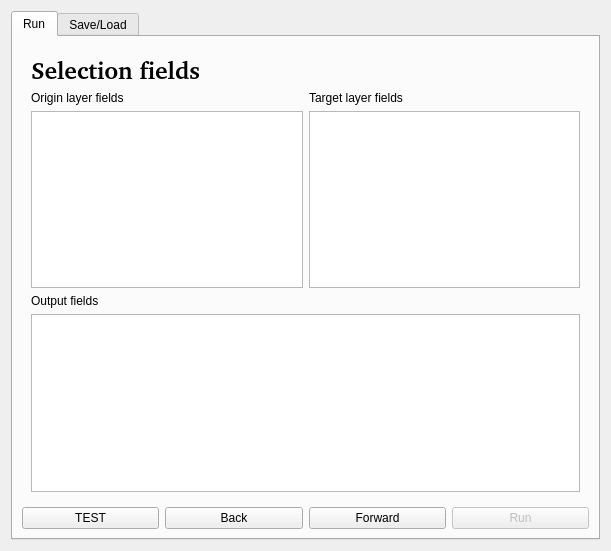
The window that arpap_spatialreport_dialog_base.ui (gis3w/ARPAP_SpatialReport) describes before a commit, drawn with Qt 5.
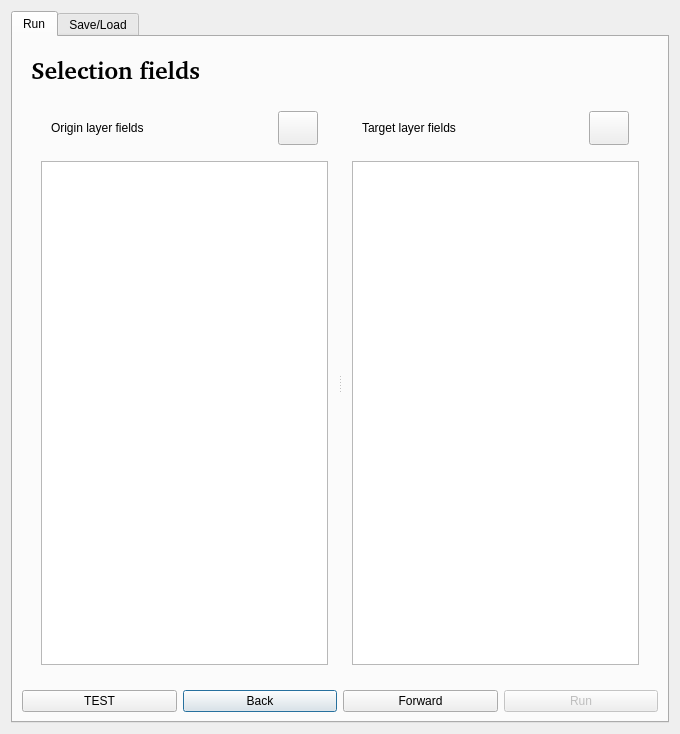
The same window after the commit.

Patch:
```diff
--- a/arpap_spatialreport_dialog_base.ui
+++ b/arpap_spatialreport_dialog_base.ui
@@ -6,8 +6,8 @@
    <rect>
     <x>0</x>
     <y>0</y>
-    <width>611</width>
-    <height>551</height>
+    <width>680</width>
+    <height>734</height>
    </rect>
   </property>
   <property name="windowTitle">
@@ -16,8 +16,8 @@
   <property name="sizeGripEnabled">
    <bool>false</bool>
   </property>
-  <layout class="QGridLayout" name="gridLayout">
-   <item row="0" column="0">
+  <layout class="QHBoxLayout" name="horizontalLayout">
+   <item>
     <widget class="QTabWidget" name="tabSaveLoad">
      <property name="currentIndex">
       <number>0</number>
@@ -27,6 +27,16 @@
        <string>Run</string>
       </attribute>
       <layout class="QGridLayout" name="gridLayout_2">
+       <item row="1" column="1">
+        <widget class="QPushButton" name="backButton">
+         <property name="enabled">
+          <bool>true</bool>
+         </property>
+         <property name="text">
+          <string>Back</string>
+         </property>
+        </widget>
+       </item>
        <item row="1" column="3">
         <widget class="QPushButton" name="runButton">
          <property name="enabled">
@@ -37,6 +47,20 @@
          </property>
         </widget>
        </item>
+       <item row="1" column="0">
+        <widget class="QPushButton" name="testButton">
+         <property name="text">
+          <string>TEST</string>
+         </property>
+        </widget>
+       </item>
+       <item row="1" column="2">
+        <widget class="QPushButton" name="forwardButton">
+         <property name="text">
+          <string>Forward</string>
+         </property>
+        </widget>
+       </item>
        <item row="0" column="0" colspan="4">
         <widget class="QStackedWidget" name="stackedWidget">
          <property name="enabled">
@@ -140,10 +164,30 @@
              </property>
             </widget>
            </item>
+           <item row="6" column="1">
+            <spacer name="verticalSpacer_2">
+             <property name="orientation">
+              <enum>Qt::Vertical</enum>
+             </property>
+             <property name="sizeHint" stdset="0">
+              <size>
+               <width>20</width>
+               <height>40</height>
+              </size>
+             </property>
+            </spacer>
+           </item>
           </layout>
          </widget>
          <widget class="QWidget" name="pageSelectOperation">
-          <layout class="QGridLayout" name="gridLayout_4">
+          <layout class="QGridLayout" name="gridLayout_4" rowstretch="0,1,1,1,1,1,1,2">
+           <item row="4" column="0">
+            <widget class="QLabel" name="labelDescriptionGeoprocessingTouch">
+             <property name="text">
+              <string>Touch description</string>
+             </property>
+            </widget>
+           </item>
            <item row="0" column="0">
             <widget class="QLabel" name="labelTitleStep2">
              <property name="font">
@@ -172,25 +216,54 @@
              </property>
             </widget>
            </item>
-           <item row="2" column="0">
+           <item row="3" column="0">
             <widget class="QRadioButton" name="geoprocessingTouchRadio">
              <property name="text">
               <string>Touch</string>
              </property>
             </widget>
            </item>
-           <item row="3" column="0">
+           <item row="5" column="0">
             <widget class="QRadioButton" name="geoprocessingContainRadio">
              <property name="text">
               <string>Contain</string>
              </property>
             </widget>
            </item>
+           <item row="6" column="0">
+            <widget class="QLabel" name="labelDescriptionGeoprocessingContain">
+             <property name="text">
+              <string>Contain description</string>
+             </property>
+            </widget>
+           </item>
+           <item row="2" column="0">
+            <widget class="QLabel" name="labelDescriptionGeoprocessingIntersection">
+             <property name="text">
+              <string>Intersection description</string>
+             </property>
+            </widget>
+           </item>
+           <item row="7" column="0">
+            <spacer name="verticalSpacer">
+             <property name="orientation">
+              <enum>Qt::Vertical</enum>
+             </property>
+             <property name="sizeHint" stdset="0">
+              <size>
+               <width>20</width>
+               <height>40</height>
+              </size>
+             </property>
+            </spacer>
+           </item>
           </layout>
          </widget>
          <widget class="QWidget" name="pageFieldsSelector">
-          <layout class="QGridLayout" name="gridLayout_6">
+          <layout class="QGridLayout" name="gridLayout" rowstretch="0,1,0">
            <item row="0" column="0">
+            <layout class="QVBoxLayout" name="verticalLayout">
+             <item>
             <widget class="QLabel" name="labelTitleStpe3">
              <property name="font">
               <font>
@@ -205,69 +278,168 @@
              </property>
             </widget>
            </item>
-           <item row="3" column="0">
-            <widget class="QLabel" name="labelOutputLayerFields">
-             <property name="text">
-              <string>Output fields</string>
-             </property>
-            </widget>
+            </layout>
            </item>
            <item row="1" column="0">
+            <widget class="QSplitter" name="splitter">
+             <property name="orientation">
+              <enum>Qt::Horizontal</enum>
+             </property>
+             <widget class="QWidget" name="verticalLayoutWidget_2">
+              <layout class="QVBoxLayout" name="verticalLayout_2">
+               <property name="margin">
+                <number>10</number>
+               </property>
+               <item>
+                <layout class="QHBoxLayout" name="horizontalLayout_3" stretch="1,3,1">
+                 <property name="spacing">
+                  <number>6</number>
+                 </property>
+                 <property name="sizeConstraint">
+                  <enum>QLayout::SetDefaultConstraint</enum>
+                 </property>
+                 <property name="margin">
+                  <number>10</number>
+                 </property>
+                 <item>
             <widget class="QLabel" name="labelOriginLayerFields">
              <property name="text">
               <string>Origin layer fields</string>
              </property>
             </widget>
            </item>
-           <item row="1" column="1">
+                 <item>
+                  <spacer name="horizontalSpacer">
+                   <property name="orientation">
+                    <enum>Qt::Horizontal</enum>
+                   </property>
+                   <property name="sizeHint" stdset="0">
+                    <size>
+                     <width>40</width>
+                     <height>20</height>
+                    </size>
+                   </property>
+                  </spacer>
+                 </item>
+                 <item>
+                  <widget class="QPushButton" name="fieldCalculatorOriginButton">
+                   <property name="sizePolicy">
+                    <sizepolicy hsizetype="Fixed" vsizetype="Fixed">
+                     <horstretch>0</horstretch>
+                     <verstretch>0</verstretch>
+                    </sizepolicy>
+                   </property>
+                   <property name="minimumSize">
+                    <size>
+                     <width>34</width>
+                     <height>34</height>
+                    </size>
+                   </property>
+                   <property name="text">
+                    <string/>
+                   </property>
+                  </widget>
+                 </item>
+                </layout>
+               </item>
+               <item>
+                <widget class="QTableView" name="tableViewOriginLayerFields">
+                 <property name="acceptDrops">
+                  <bool>true</bool>
+                 </property>
+                 <property name="dragDropMode">
+                  <enum>QAbstractItemView::NoDragDrop</enum>
+                 </property>
+                 <attribute name="verticalHeaderVisible">
+                  <bool>false</bool>
+                 </attribute>
+                </widget>
+               </item>
+              </layout>
+             </widget>
+             <widget class="QWidget" name="verticalLayoutWidget_3">
+              <layout class="QVBoxLayout" name="verticalLayout_3">
+               <property name="margin">
+                <number>10</number>
+               </property>
+               <item>
+                <layout class="QHBoxLayout" name="horizontalLayout_4" stretch="1,3,1">
+                 <property name="margin">
+                  <number>10</number>
+                 </property>
+                 <item>
             <widget class="QLabel" name="labelTargetLayerFields">
              <property name="text">
               <string>Target layer fields</string>
              </property>
             </widget>
            </item>
-           <item row="2" column="0">
-            <widget class="QListWidget" name="listWidgetOriginLayerFields">
-             <property name="acceptDrops">
-              <bool>true</bool>
-             </property>
-             <property name="dragDropMode">
-              <enum>QAbstractItemView::NoDragDrop</enum>
-             </property>
-             <property name="viewMode">
-              <enum>QListView::ListMode</enum>
-             </property>
-             <property name="batchSize">
-              <number>100</number>
-             </property>
-            </widget>
-           </item>
-           <item row="4" column="0" colspan="2">
-            <widget class="QListWidget" name="listWidgetOutputLayerFields">
-             <property name="dragDropOverwriteMode">
-              <bool>true</bool>
-             </property>
-             <property name="dragDropMode">
-              <enum>QAbstractItemView::DragDrop</enum>
+                 <item>
+                  <spacer name="horizontalSpacer_2">
+                   <property name="orientation">
+                    <enum>Qt::Horizontal</enum>
+                   </property>
+                   <property name="sizeHint" stdset="0">
+                    <size>
+                     <width>40</width>
+                     <height>20</height>
+                    </size>
+                   </property>
+                  </spacer>
+                 </item>
+                 <item>
+                  <widget class="QPushButton" name="fieldCalculatorTargetButton">
+                   <property name="sizePolicy">
+                    <sizepolicy hsizetype="Fixed" vsizetype="Fixed">
+                     <horstretch>0</horstretch>
+                     <verstretch>0</verstretch>
+                    </sizepolicy>
+                   </property>
+                   <property name="minimumSize">
+                    <size>
+                     <width>34</width>
+                     <height>34</height>
+                    </size>
+                   </property>
+                   <property name="text">
+                    <string/>
+                   </property>
+                   <property name="flat">
+                    <bool>false</bool>
              </property>
             </widget>
            </item>
-           <item row="2" column="1">
-            <widget class="QListWidget" name="listWidgetTargetLayerFields">
+                </layout>
+               </item>
+               <item>
+                <widget class="QTableView" name="tableViewTargetLayerFields">
              <property name="acceptDrops">
               <bool>false</bool>
              </property>
              <property name="dragDropMode">
               <enum>QAbstractItemView::NoDragDrop</enum>
              </property>
+                 <attribute name="verticalHeaderVisible">
+                  <bool>false</bool>
+                 </attribute>
+                </widget>
+               </item>
+              </layout>
+             </widget>
             </widget>
            </item>
           </layout>
          </widget>
          <widget class="QWidget" name="pageSelectOutput">
-          <layout class="QGridLayout" name="gridLayout_7">
-           <item row="0" column="0">
             <widget class="QLabel" name="labelTitleStep4">
+           <property name="geometry">
+            <rect>
+             <x>9</x>
+             <y>9</y>
+             <width>197</width>
+             <height>29</height>
+            </rect>
+           </property>
              <property name="font">
               <font>
                <family>Droid Sans [unknown]</family>
@@ -280,8 +452,6 @@
               <string>Selection Output</string>
              </property>
             </widget>
-           </item>
-          </layout>
          </widget>
          <widget class="QWidget" name="pageRun">
           <layout class="QGridLayout" name="gridLayout_8">
@@ -321,30 +491,6 @@
          </widget>
         </widget>
        </item>
-       <item row="1" column="2">
-        <widget class="QPushButton" name="forwardButton">
-         <property name="text">
-          <string>Forward</string>
-         </property>
-        </widget>
-       </item>
-       <item row="1" column="1">
-        <widget class="QPushButton" name="backButton">
-         <property name="enabled">
-          <bool>true</bool>
-         </property>
-         <property name="text">
-          <string>Back</string>
-         </property>
-        </widget>
-       </item>
-       <item row="1" column="0">
-        <widget class="QPushButton" name="testButton">
-         <property name="text">
-          <string>TEST</string>
-         </property>
-        </widget>
-       </item>
       </layout>
      </widget>
      <widget class="QWidget" name="tab">
```
Lines whose indentation alone changed are shown as unchanged.
